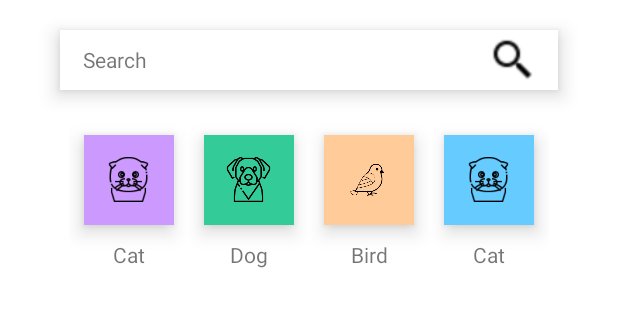
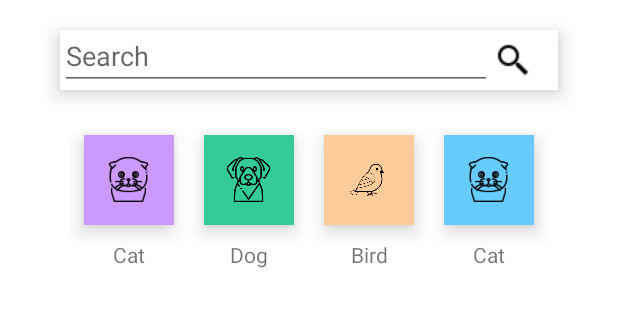
Before and after one commit to bach0510/AndroidProject, an Android app: the screen it shows after launch (Home), on a phone screen of 412 x 824 dp, the part 268-595 px from its top. Run offline under Robolectric (Android 15) with nearby library versions, the phone set to English and light mode, and no system bars.

Commit message:
FIx Input and freezing screen , add search event Bachnx 20210301

```diff
--- a/app/src/main/java/edu/xda/petstore/Home.java
+++ b/app/src/main/java/edu/xda/petstore/Home.java
@@ -5,18 +5,31 @@ import androidx.recyclerview.widget.GridLayoutManager;
 import androidx.recyclerview.widget.RecyclerView;
 
 import android.os.Bundle;
+import android.view.View;
+import android.view.WindowManager;
+import android.widget.ImageButton;
 import android.widget.ImageView;
 import android.widget.TextView;
+import android.widget.Toast;
 
 import java.util.ArrayList;
 import java.util.List;
 
 public class Home extends AppCompatActivity {
 
+    ImageButton searchIcon;
     @Override
     protected void onCreate(Bundle savedInstanceState) {
         super.onCreate(savedInstanceState);
         setContentView(R.layout.activity_home);
+        this.getWindow().setSoftInputMode(WindowManager.LayoutParams.SOFT_INPUT_STATE_ALWAYS_HIDDEN);
 
+        searchIcon = findViewById(R.id.searchIcon);
+        searchIcon.setOnClickListener(new View.OnClickListener() {
+            @Override
+            public void onClick(View view) {
+                //Toast.makeText(Home.this,"Đã Search", Toast.LENGTH_SHORT).show();
+            }
+        });
     }
 }
--- a/app/src/main/java/edu/xda/petstore/MainActivity.java
+++ b/app/src/main/java/edu/xda/petstore/MainActivity.java
@@ -39,16 +39,16 @@ public class MainActivity extends AppCompatActivity {
         logo.setAnimation(bottomAnim);
 
         // bỏ actionbar
-        ActionBar actionBar = getSupportActionBar();
-        actionBar.hide();
-
-        new Handler().postDelayed(new Runnable() {
-            @Override
-            public void run() {
-                Intent intent = new Intent(MainActivity.this,Home.class);
-                startActivity(intent);
-                finish();
-            }
-        },SPLASH_SCREEN);
+//        ActionBar actionBar = getSupportActionBar();
+//        actionBar.hide();
+//
+//        new Handler().postDelayed(new Runnable() {
+//            @Override
+//            public void run() {
+//                Intent intent = new Intent(MainActivity.this,Home.class);
+//                startActivity(intent);
+//                finish();
+//            }
+//        },SPLASH_SCREEN);
     }
 }
--- a/app/src/main/res/layout/activity_home.xml
+++ b/app/src/main/res/layout/activity_home.xml
@@ -2,6 +2,8 @@
 <LinearLayout xmlns:android="http://schemas.android.com/apk/res/android"
     xmlns:app="http://schemas.android.com/apk/res-auto"
     xmlns:tools="http://schemas.android.com/tools"
+    android:focusable="true"
+    android:focusableInTouchMode="true"
     android:layout_width="match_parent"
     android:layout_height="match_parent"
     tools:context=".Home"
@@ -43,25 +45,32 @@
             android:layout_width="match_parent"
             android:layout_height="40dp"
             android:layout_below="@+id/app_name"
-            android:background="@color/white"
             android:layout_marginLeft="40dp"
             android:layout_marginTop="20dp"
-            android:elevation="8dp"
+            android:layout_marginRight="40dp"
             android:layout_marginBottom="20dp"
-            android:layout_marginRight="40dp">
-            <TextView
-                android:layout_width="wrap_content"
-                android:layout_height="wrap_content"
-                android:text="Search"
-                android:layout_centerVertical="true"
-                android:layout_marginLeft="15dp"/>
-            <ImageView
+            android:background="@color/white"
+            android:elevation="8dp">
+
+            <ImageButton
+                android:id="@+id/searchIcon"
                 android:layout_width="30dp"
                 android:layout_height="30dp"
-                android:src="@drawable/search"
                 android:layout_alignParentRight="true"
                 android:layout_centerVertical="true"
-                android:layout_marginRight="15dp"/>
+                android:layout_marginRight="15dp"
+                android:background="@color/white"
+                android:src="@drawable/search"
+                tools:ignore="TouchTargetSizeCheck" />
+
+            <EditText
+                android:id="@+id/searchText"
+                android:layout_width="288dp"
+                android:layout_height="match_parent"
+                android:ems="10"
+                android:hint="Search"
+                android:inputType="textPersonName"
+                tools:ignore="TouchTargetSizeCheck" />
 
         </RelativeLayout>
 
@@ -181,6 +190,4 @@
     </LinearLayout>
 
 
-
-
 </LinearLayout>
```
